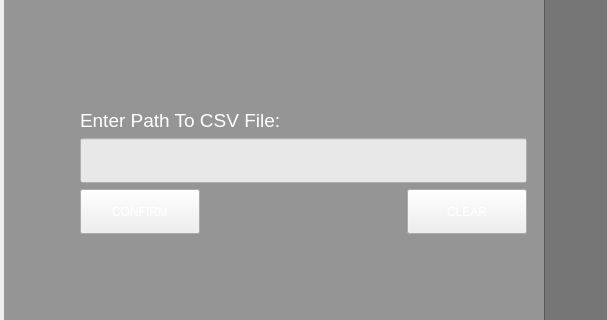
This is StudentManagementSystem/mainwindow.ui in BuhDuy256/Student-Management-GROUP6-KTLT-23CLC03 as Qt 5 draws it before an edit; both pictures show x 270 to 877 and y 229 to 549 of the 1252 by 726 pixel window. The edited form follows.
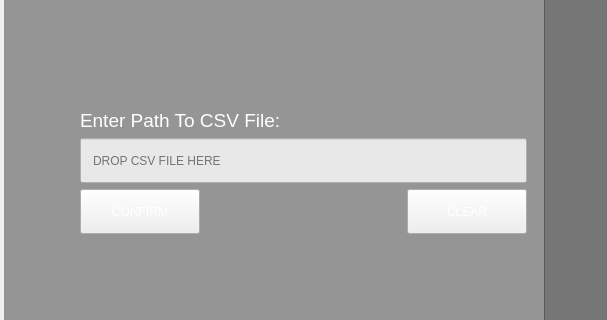
This is the edited form. The open tabs and pages were chosen to show the change. Icons and pictures are not drawn.

Commit message: add place holder text for drop file region

Patch:
```diff
--- a/StudentManagementSystem/mainwindow.ui
+++ b/StudentManagementSystem/mainwindow.ui
@@ -4285,6 +4285,9 @@
                   <property name="dragEnabled">
                    <bool>true</bool>
                   </property>
+                  <property name="placeholderText">
+                   <string>DROP CSV FILE HERE</string>
+                  </property>
                  </widget>
                 </item>
                 <item row="2" column="0" alignment="Qt::AlignLeft">
```
Left out of the diff: 4 changed lines with no effect on the pictures.
